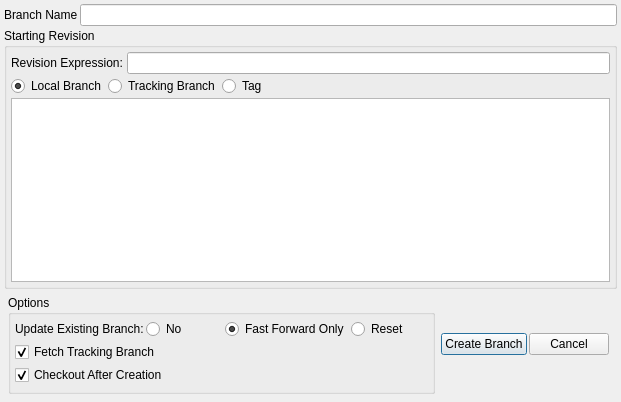
Above: ui/createbranch.ui from git-cola/git-cola before the change. Below: the same form after it.
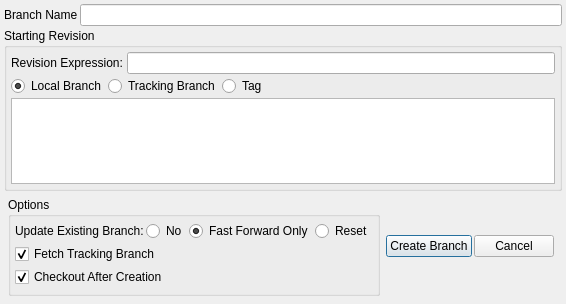
That is the form after the change.

```diff
--- a/ui/createbranch.ui
+++ b/ui/createbranch.ui
@@ -5,8 +5,8 @@
    <rect>
     <x>0</x>
     <y>0</y>
-    <width>621</width>
-    <height>402</height>
+    <width>527</width>
+    <height>304</height>
    </rect>
   </property>
   <property name="windowTitle" >
```
Left out of the diff: 59 changed lines with no effect on the pictures.
